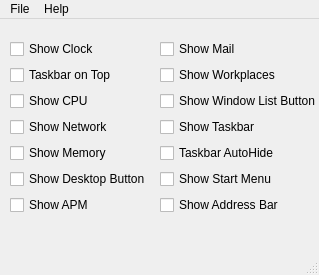
Qt form icewm_prefs.ui (jholt0147/icewm_prefs) before a commit.
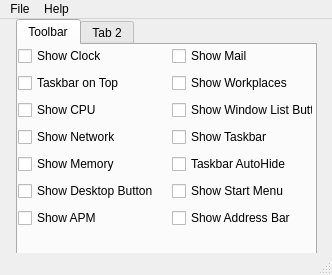
The same form after that commit.

What changed in the file:
```diff
--- a/icewm_prefs.ui
+++ b/icewm_prefs.ui
@@ -6,7 +6,7 @@
    <rect>
     <x>0</x>
     <y>0</y>
-    <width>319</width>
+    <width>332</width>
     <height>275</height>
    </rect>
   </property>
@@ -14,13 +14,26 @@
    <string>icewm_prefs</string>
   </property>
   <widget class="QWidget" name="centralwidget">
+   <widget class="QTabWidget" name="tabWidget">
+    <property name="geometry">
+     <rect>
+      <x>16</x>
+      <y>0</y>
+      <width>301</width>
+      <height>241</height>
+     </rect>
+    </property>
+    <widget class="QWidget" name="tab">
+     <attribute name="title">
+      <string>Toolbar</string>
+     </attribute>
    <widget class="QWidget" name="layoutWidget">
     <property name="geometry">
      <rect>
-      <x>10</x>
-      <y>20</y>
+        <x>0</x>
+        <y>0</y>
       <width>144</width>
-      <height>178</height>
+        <height>185</height>
      </rect>
     </property>
     <layout class="QVBoxLayout" name="verticalLayout">
@@ -78,10 +91,10 @@
    <widget class="QWidget" name="layoutWidget">
     <property name="geometry">
      <rect>
-      <x>160</x>
-      <y>20</y>
-      <width>165</width>
-      <height>178</height>
+        <x>154</x>
+        <y>0</y>
+        <width>141</width>
+        <height>185</height>
      </rect>
     </property>
     <layout class="QVBoxLayout" name="verticalLayout_2">
@@ -137,13 +150,20 @@
     </layout>
    </widget>
   </widget>
+    <widget class="QWidget" name="tab_2">
+     <attribute name="title">
+      <string>Tab 2</string>
+     </attribute>
+    </widget>
+   </widget>
+  </widget>
   <widget class="QMenuBar" name="menubar">
    <property name="geometry">
     <rect>
      <x>0</x>
      <y>0</y>
-     <width>319</width>
-     <height>19</height>
+     <width>332</width>
+     <height>20</height>
     </rect>
    </property>
    <widget class="QMenu" name="menuFile">
```
Lines whose indentation alone changed are shown as unchanged.
